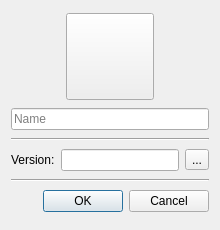
Before: the Qt Designer form gui/newinstancedialog.ui in FreesmTeam/FreesmLauncher, drawn with Qt 5.
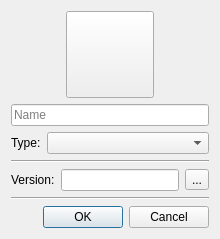
After: the same form once the commit is applied. Icons and pictures are not drawn.

Commit message: Make the new instance dialog support instance types.

Patch:
```diff
--- a/gui/newinstancedialog.ui
+++ b/gui/newinstancedialog.ui
@@ -75,6 +75,27 @@
      </property>
     </widget>
    </item>
+   <item>
+    <layout class="QHBoxLayout" name="horizontalLayout_2">
+     <item>
+      <widget class="QLabel" name="typeLabel">
+       <property name="text">
+        <string>Type:</string>
+       </property>
+      </widget>
+     </item>
+     <item>
+      <widget class="QComboBox" name="instTypeComboBox">
+       <property name="sizePolicy">
+        <sizepolicy hsizetype="Expanding" vsizetype="Fixed">
+         <horstretch>0</horstretch>
+         <verstretch>0</verstretch>
+        </sizepolicy>
+       </property>
+      </widget>
+     </item>
+    </layout>
+   </item>
    <item>
     <widget class="Line" name="line">
      <property name="orientation">
```
The commit also changes 7 other files.
